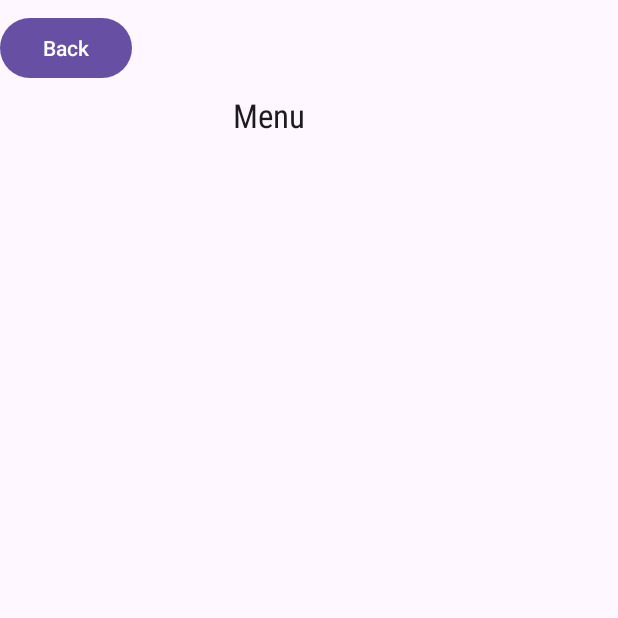
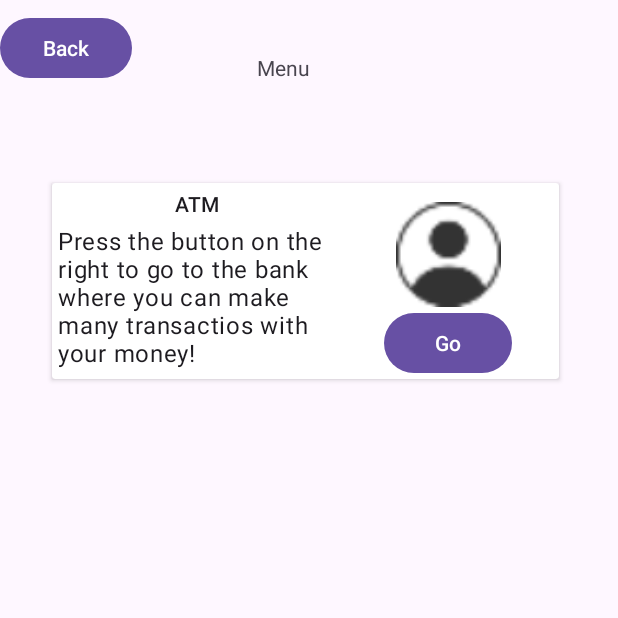
Before and after one commit to FatFrogDev/android, an Android app: the Menu screen opened directly, with no data from a screen before it, on a phone screen of 412 x 824 dp, the top half of it. Run offline under Robolectric (Android 15) with nearby library versions, the phone set to English and light mode, and no system bars.

Commit message:
Menu card added

```diff
--- a/app/build.gradle
+++ b/app/build.gradle
@@ -33,11 +33,13 @@ android {
 }
 
 dependencies {
-
+    // To show the Menu activity
+    implementation "androidx.cardview:cardview:1.0.0"
     implementation 'androidx.core:core-ktx:1.8.0'
     implementation 'androidx.appcompat:appcompat:1.6.1'
     implementation 'com.google.android.material:material:1.5.0'
     implementation 'androidx.constraintlayout:constraintlayout:2.1.4'
+    implementation 'androidx.compose.material3:material3:1.0.0-alpha08'
     testImplementation 'junit:junit:4.13.2'
     androidTestImplementation 'androidx.test.ext:junit:1.1.5'
     androidTestImplementation 'androidx.test.espresso:espresso-core:3.5.1'
--- a/app/src/main/java/co/edu/sena/bxb/Menu.kt
+++ b/app/src/main/java/co/edu/sena/bxb/Menu.kt
@@ -4,6 +4,7 @@ import android.content.Intent
 import androidx.appcompat.app.AppCompatActivity
 import android.os.Bundle
 import android.widget.Button
+
 
 class Menu : AppCompatActivity() {
     override fun onCreate(savedInstanceState: Bundle?) {
@@ -15,5 +16,8 @@ class Menu : AppCompatActivity() {
             val get_main_view = Intent(this, MainActivity::class.java)
             startActivity(get_main_view)
         }
+
+
+
     }
 }
--- a/app/src/main/res/layout/activity_main.xml
+++ b/app/src/main/res/layout/activity_main.xml
@@ -51,7 +51,7 @@
         app:layout_constraintHorizontal_bias="0.333"
         app:layout_constraintStart_toStartOf="parent"
         app:layout_constraintTop_toTopOf="parent"
-        app:layout_constraintVertical_bias="0.389" />
+        app:layout_constraintVertical_bias="0.377" />
 
     <Button
         android:id="@+id/login_view_button"
@@ -78,7 +78,7 @@
         app:layout_constraintHorizontal_bias="0.21"
         app:layout_constraintStart_toStartOf="parent"
         app:layout_constraintTop_toTopOf="parent"
-        app:layout_constraintVertical_bias="0.333" />
+        app:layout_constraintVertical_bias="0.322" />
 
     <TextView
         android:id="@+id/login_title2"
@@ -110,15 +110,15 @@
 
     <ImageView
         android:id="@+id/imageView"
-        android:layout_width="34dp"
-        android:layout_height="30dp"
+        android:layout_width="49dp"
+        android:layout_height="47dp"
         android:layout_marginBottom="94dp"
         app:layout_constraintBottom_toBottomOf="parent"
         app:layout_constraintEnd_toEndOf="parent"
-        app:layout_constraintHorizontal_bias="0.069"
+        app:layout_constraintHorizontal_bias="0.108"
         app:layout_constraintStart_toEndOf="@+id/login_title"
         app:layout_constraintTop_toTopOf="parent"
-        app:layout_constraintVertical_bias="0.084"
+        app:layout_constraintVertical_bias="0.074"
         app:srcCompat="@mipmap/user" />
 
 </androidx.constraintlayout.widget.ConstraintLayout>
--- a/app/src/main/res/layout/activity_menu.xml
+++ b/app/src/main/res/layout/activity_menu.xml
@@ -6,19 +6,101 @@
     android:layout_height="match_parent"
     tools:context=".Menu">
 
-    <TextView
-        android:id="@+id/login_title4"
-        android:layout_width="101dp"
-        android:layout_height="32dp"
-        android:fontFamily="sans-serif-condensed"
-        android:text="@string/menu_title"
-        android:textAppearance="@style/TextAppearance.AppCompat.Large"
-        app:layout_constraintBottom_toBottomOf="parent"
-        app:layout_constraintEnd_toEndOf="parent"
+    <!--     Card-->
+
+
+    <androidx.constraintlayout.widget.ConstraintLayout
+        android:layout_width="match_parent"
+        android:layout_height="match_parent"
+        android:padding="16dp"
         app:layout_constraintStart_toStartOf="parent"
-        app:layout_constraintTop_toTopOf="parent"
-        app:layout_constraintVertical_bias="0.078"
-        tools:ignore="TextSizeCheck" />
+        tools:layout_editor_absoluteY="0dp">
+
+
+        <androidx.cardview.widget.CardView
+            android:id="@+id/cardView"
+            android:layout_width="wrap_content"
+            android:layout_height="wrap_content"
+            android:layout_marginStart="8dp"
+            android:layout_marginEnd="8dp"
+            app:layout_constraintBottom_toBottomOf="parent"
+            app:layout_constraintEnd_toEndOf="parent"
+            app:layout_constraintHorizontal_bias="0.42"
+            app:layout_constraintStart_toStartOf="parent"
+            app:layout_constraintTop_toTopOf="parent"
+            app:layout_constraintVertical_bias="0.16000003">
+
+            <androidx.constraintlayout.widget.ConstraintLayout
+                android:layout_width="148dp"
+                android:layout_height="match_parent"
+                android:layout_marginLeft="190dp">
+
+                <ImageView
+                    android:id="@+id/imageView2"
+                    android:layout_width="70dp"
+                    android:layout_height="70dp"
+                    android:src="@mipmap/user"
+                    app:layout_constraintBottom_toBottomOf="parent"
+                    app:layout_constraintEnd_toEndOf="parent"
+                    app:layout_constraintStart_toStartOf="parent"
+                    app:layout_constraintTop_toTopOf="parent"
+                    app:layout_constraintVertical_bias="0.21" />
+
+                <Button
+                    android:id="@+id/startBankActivity"
+                    android:layout_width="85dp"
+                    android:layout_height="48dp"
+                    android:text="Go"
+                    app:layout_constraintBottom_toBottomOf="parent"
+                    app:layout_constraintEnd_toEndOf="parent"
+                    app:layout_constraintStart_toStartOf="parent"
+                    app:layout_constraintTop_toBottomOf="@+id/imageView2" />
+            </androidx.constraintlayout.widget.ConstraintLayout>
+
+            <androidx.constraintlayout.widget.ConstraintLayout
+                android:layout_width="190dp"
+                android:layout_height="match_parent"
+                android:padding="4dp">
+
+
+                <TextView
+                    android:id="@+id/subhead"
+                    style="@style/TextAppearance.MaterialComponents.Subtitle2"
+                    android:layout_width="match_parent"
+                    android:layout_height="wrap_content"
+                    android:layout_marginStart="4dp"
+                    android:text="ATM"
+                    android:textAlignment="center"
+                    app:layout_constraintStart_toStartOf="parent"
+                    tools:ignore="MissingConstraints"
+                    tools:layout_editor_absoluteY="6dp" />
+
+                <TextView
+                    android:id="@+id/body"
+                    style="@style/TextAppearance.MaterialComponents.Body1"
+                    android:layout_width="match_parent"
+                    android:layout_height="wrap_content"
+                    android:layout_marginTop="4dp"
+                    android:text="Press the button on the right to go to the bank where you can make many transactios with your money!"
+                    app:layout_constraintEnd_toEndOf="parent"
+                    app:layout_constraintHorizontal_bias="1.0"
+                    app:layout_constraintStart_toStartOf="parent"
+                    app:layout_constraintTop_toBottomOf="@id/subhead" />
+
+            </androidx.constraintlayout.widget.ConstraintLayout>
+        </androidx.cardview.widget.CardView>
+
+        <TextView
+            android:id="@+id/textView"
+            android:layout_width="69dp"
+            android:layout_height="32dp"
+            android:text="@string/menu_title"
+            app:layout_constraintBottom_toBottomOf="parent"
+            app:layout_constraintEnd_toEndOf="parent"
+            app:layout_constraintStart_toStartOf="parent"
+            app:layout_constraintTop_toTopOf="parent"
+            app:layout_constraintVertical_bias="0.025" />
+    </androidx.constraintlayout.widget.ConstraintLayout>
 
     <Button
         android:id="@+id/get_main_view_button"
@@ -31,4 +113,5 @@
         app:layout_constraintStart_toStartOf="parent"
         app:layout_constraintTop_toTopOf="parent"
         app:layout_constraintVertical_bias="0.01" />
+
 </androidx.constraintlayout.widget.ConstraintLayout>
```
Also changed, not shown: 2 other files.
